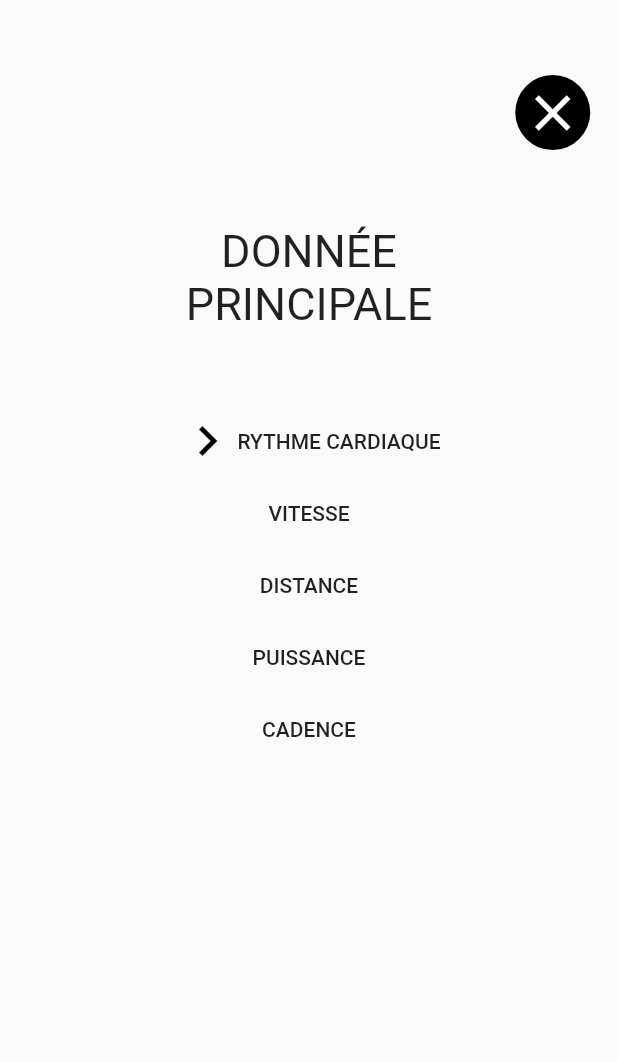
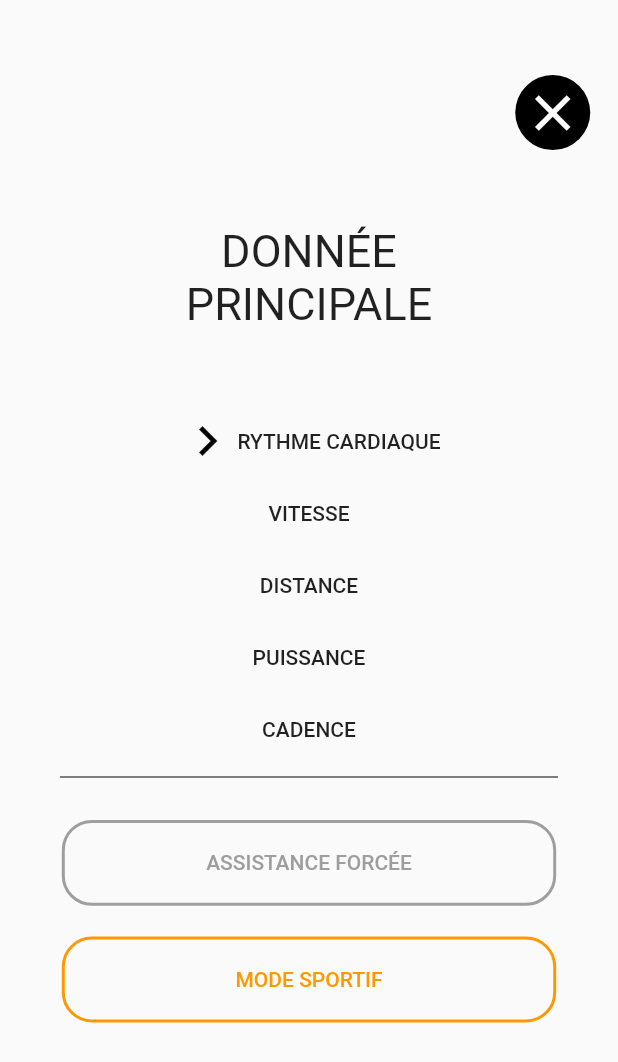
Before and after one commit to Bryan-Curt/BeMoovApp, a Flutter app: the InitSportifMonitoring screen opened by its route, with the side drawer open, on a phone screen of 412 x 824 dp. Shown: the top 1062 px of the screen. Run offline on Flutter 3.47's test engine with Material 2 defaults, Android fonts, the phone set to English and light mode, and no system bars; our stand-ins replace get_it, shared_preferences; missing offline and left inert: responsive_screen; accounts and stored records are empty.

Commit message:
ajout bouton mode assistance forcée

```diff
--- a/000-initial/lib/ui/views/sportif_view.dart
+++ b/000-initial/lib/ui/views/sportif_view.dart
@@ -16,11 +16,21 @@ class InitSportifMonitoring extends StatefulWidget {
 class SportifMonitoring extends State<InitSportifMonitoring> {
   //String _mainData = "BPM";
   List<String> _dataMap = ["BPM", "KM/H", "KM", "WATTS", "RPM"];
+  bool _isSportif = true;
 
   @override
   void initState() {
     super.initState();
+    _loadIsSportif();
     _mainDataIs();
+  }
+
+  _loadIsSportif() async {
+    SharedPreferences prefs = await SharedPreferences.getInstance();
+    setState(() {
+      _isSportif = (prefs.getBool('isSportif') ??
+          true); // Try reading data from the mainData key. If it doesn't exist, return 0.
+    });
   }
 
   _mainDataIs() async {
@@ -118,6 +128,16 @@ class SportifMonitoring extends State<InitSportifMonitoring> {
 
   @override
   Widget build(BuildContext context) {
+    var colorAssistance;
+    var colorSportifButton;
+    if (_isSportif) {
+      colorAssistance = Colors.grey;
+      colorSportifButton = Colors.orange;
+    } else {
+      colorAssistance = Colors.blue;
+      colorSportifButton = Colors.grey;
+    }
+
     switch (_dataMap[0]) {
       case "BPM":
         {
@@ -341,7 +361,6 @@ class SportifMonitoring extends State<InitSportifMonitoring> {
           brDataUnit = "RPM";
         }
     }
-
     dynamic screenHeight = MediaQuery.of(context).size.height;
     dynamic screenWidth = MediaQuery.of(context).size.width;
 
@@ -627,6 +646,56 @@ class SportifMonitoring extends State<InitSportifMonitoring> {
                 },
               ),
             ),
+            separator,
+            Container(
+              padding: EdgeInsets.symmetric(
+                  horizontal: screenHeight * .05,
+                  vertical: screenHeight * .025),
+              child: FlatButton(
+                onPressed: () async {
+                  SharedPreferences prefs =
+                      await SharedPreferences.getInstance();
+                  setState(() {
+                    _isSportif = false;
+                    prefs.setBool('isSportif', _isSportif);
+                  });
+                },
+                child: Text('ASSISTANCE FORCÉE',
+                    style: TextStyle(color: colorAssistance)),
+                padding: EdgeInsets.all(screenHeight * .025),
+                shape: RoundedRectangleBorder(
+                    side: BorderSide(
+                        color: colorAssistance,
+                        width: 2,
+                        style: BorderStyle.solid),
+                    borderRadius: BorderRadius.circular(20)),
+              ),
+            ),
+            Container(
+              padding: EdgeInsets.symmetric(horizontal: screenHeight * .05),
+              child: FlatButton(
+                onPressed: () async {
+                  SharedPreferences prefs =
+                      await SharedPreferences.getInstance();
+                  setState(() {
+                    _isSportif = true;
+                    prefs.setBool('isSportif', _isSportif);
+                  });
+                  Navigator.pop(context);
+                },
+                child: Text(
+                  "MODE SPORTIF",
+                  style: TextStyle(color: colorSportifButton),
+                ),
+                padding: EdgeInsets.all(screenHeight * .025),
+                shape: RoundedRectangleBorder(
+                    side: BorderSide(
+                        color: colorSportifButton,
+                        width: 2,
+                        style: BorderStyle.solid),
+                    borderRadius: BorderRadius.circular(20)),
+              ),
+            ),
           ],
         )));
 
```
Also changed, not shown: 19 other files.
